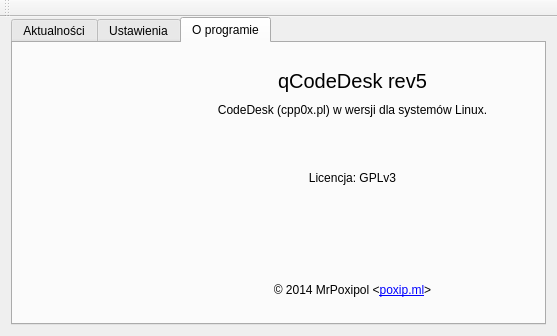
Qt form ui/mainwindow.ui (poxip/qcodedesk) before a commit.
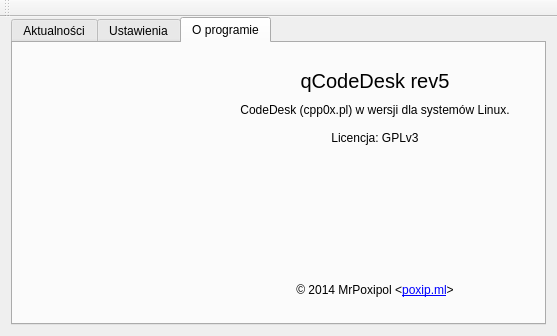
The same form after that commit. The open tabs and pages were chosen to show the change. Icons and pictures are not drawn.

Commit message: Tiny corrects in ui

What changed in the file:
```diff
--- a/ui/mainwindow.ui
+++ b/ui/mainwindow.ui
@@ -223,8 +223,8 @@
             </property>
             <property name="maximumSize">
              <size>
-              <width>128</width>
-              <height>128</height>
+              <width>173</width>
+              <height>173</height>
              </size>
             </property>
             <property name="text">
@@ -291,8 +291,16 @@
             </item>
             <item>
              <widget class="QLabel" name="label_5">
+              <property name="sizePolicy">
+               <sizepolicy hsizetype="Preferred" vsizetype="Maximum">
+                <horstretch>0</horstretch>
+                <verstretch>0</verstretch>
+               </sizepolicy>
+              </property>
               <property name="text">
-               <string>CodeDesk (cpp0x.pl) w wersji dla systemów Linux.</string>
+               <string>CodeDesk (cpp0x.pl) w wersji dla systemów Linux.
+
+Licencja: GPLv3</string>
               </property>
               <property name="scaledContents">
                <bool>false</bool>
@@ -305,16 +313,6 @@
               </property>
              </widget>
             </item>
-            <item>
-             <widget class="QLabel" name="label_6">
-              <property name="text">
-               <string>Licencja: GPLv3</string>
-              </property>
-              <property name="alignment">
-               <set>Qt::AlignHCenter|Qt::AlignTop</set>
-              </property>
-             </widget>
-            </item>
             <item>
              <widget class="QLabel" name="label_7">
               <property name="text">
```
Left out of the diff: 4 changed lines with no effect on the pictures.
